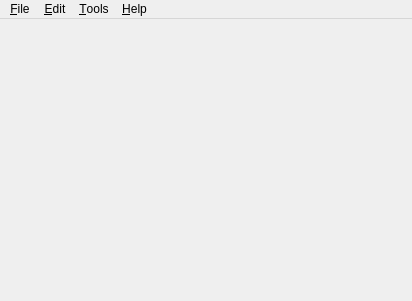
Before: the Qt Designer form qt/designer/main.ui in ankitects/anki, drawn with Qt 5.
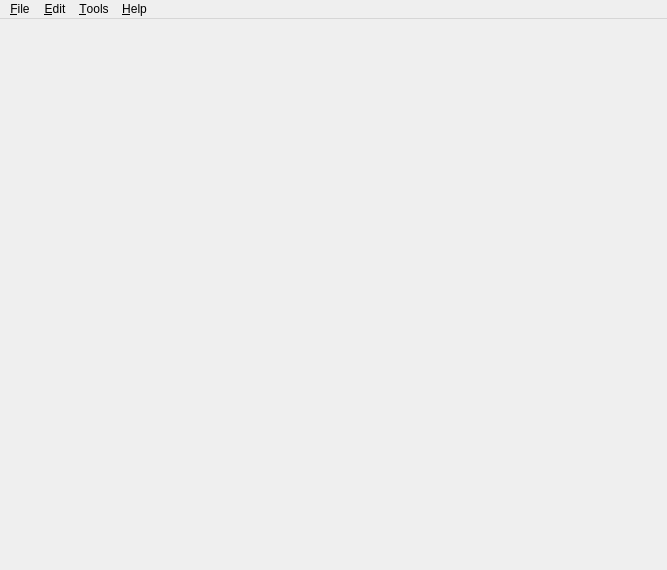
After: the same form once the commit is applied. Icons and pictures are not drawn.

Commit message:
bigger default window size
https://forums.ankiweb.net/t/increase-the-standard-window-size-so-all-buttons-are-visible/2613

Patch:
```diff
--- a/qt/designer/main.ui
+++ b/qt/designer/main.ui
@@ -6,8 +6,8 @@
    <rect>
     <x>0</x>
     <y>0</y>
-    <width>412</width>
-    <height>301</height>
+    <width>667</width>
+    <height>570</height>
    </rect>
   </property>
   <property name="sizePolicy">
@@ -45,7 +45,7 @@
     <rect>
      <x>0</x>
      <y>0</y>
-     <width>412</width>
+     <width>667</width>
      <height>22</height>
     </rect>
    </property>
```
